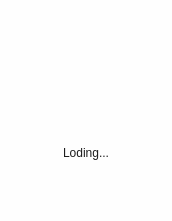
Qt form src/start/start.ui (Hcolda/QingLiaoChatClient) before a commit.
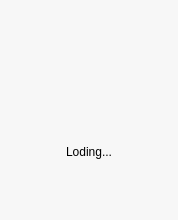
The same form after that commit. Icons and pictures are not drawn. Custom widgets are drawn as their Qt base class.

Patch:
```diff
--- a/src/start/start.ui
+++ b/src/start/start.ui
@@ -1,25 +1,25 @@
 <?xml version="1.0" encoding="UTF-8"?>
 <ui version="4.0">
  <class>Start</class>
- <widget class="QWidget" name="Start">
+ <widget class="QDialog" name="Start">
   <property name="geometry">
    <rect>
     <x>0</x>
     <y>0</y>
-    <width>172</width>
-    <height>221</height>
+    <width>178</width>
+    <height>220</height>
    </rect>
   </property>
   <property name="windowTitle">
    <string>Form</string>
   </property>
   <property name="styleSheet">
-   <string notr="true">background: #FEFEFE;
-color: #1d1d1d;
-boder-radis: 5px;</string>
+   <string notr="true">background:rgb(247,247,247);
+border-radius:15px;
+border:rgb(247,247,247);</string>
   </property>
-  <layout class="QGridLayout" name="gridLayout">
-   <item row="0" column="0">
+  <layout class="QVBoxLayout" name="verticalLayout_2">
+   <item>
     <widget class="QWidget" name="widget" native="true">
      <layout class="QVBoxLayout" name="verticalLayout">
       <item>
@@ -59,6 +59,16 @@
              <height>100</height>
             </size>
            </property>
+           <property name="styleSheet">
+            <string notr="true">border-radius: 5px;
+border: rgb(247,247,247);</string>
+           </property>
+           <property name="frameShape">
+            <enum>QFrame::NoFrame</enum>
+           </property>
+           <property name="frameShadow">
+            <enum>QFrame::Plain</enum>
+           </property>
            <property name="text">
             <string/>
            </property>
@@ -139,6 +149,13 @@
    </item>
   </layout>
  </widget>
+ <customwidgets>
+  <customwidget>
+   <class>StartLabel</class>
+   <extends>QLabel</extends>
+   <header>startlabel.h</header>
+  </customwidget>
+ </customwidgets>
  <resources>
   <include location="../../QingLiaoClient.qrc"/>
  </resources>
```
Left out of the diff: 4 changed lines with no effect on the pictures.
